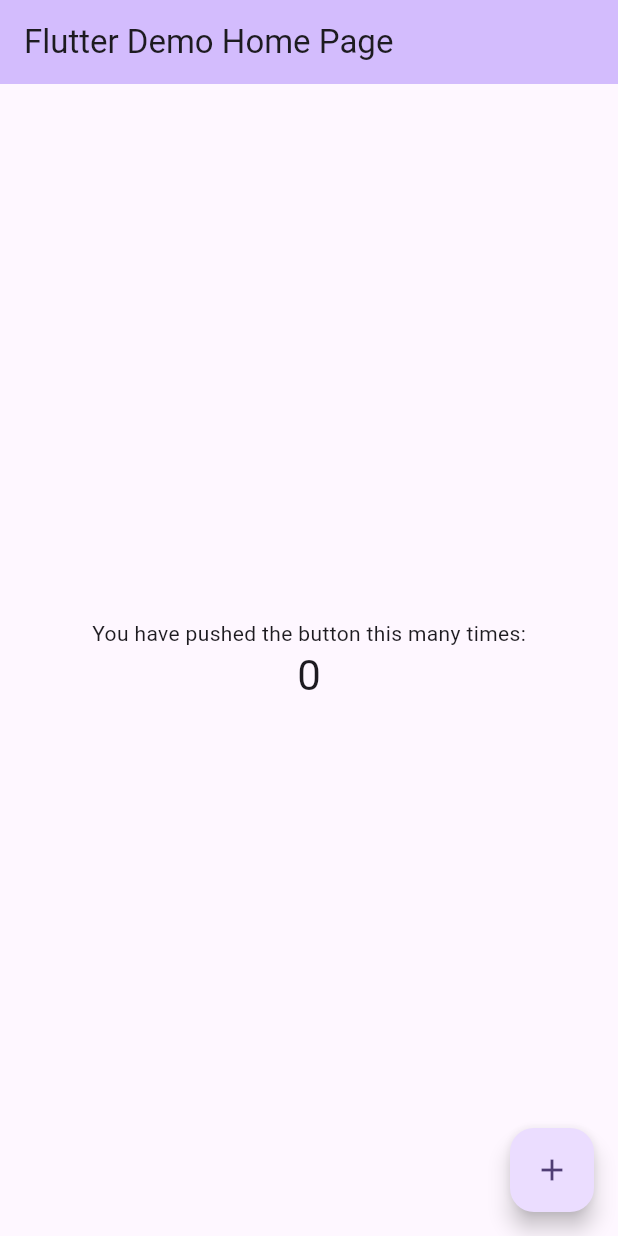
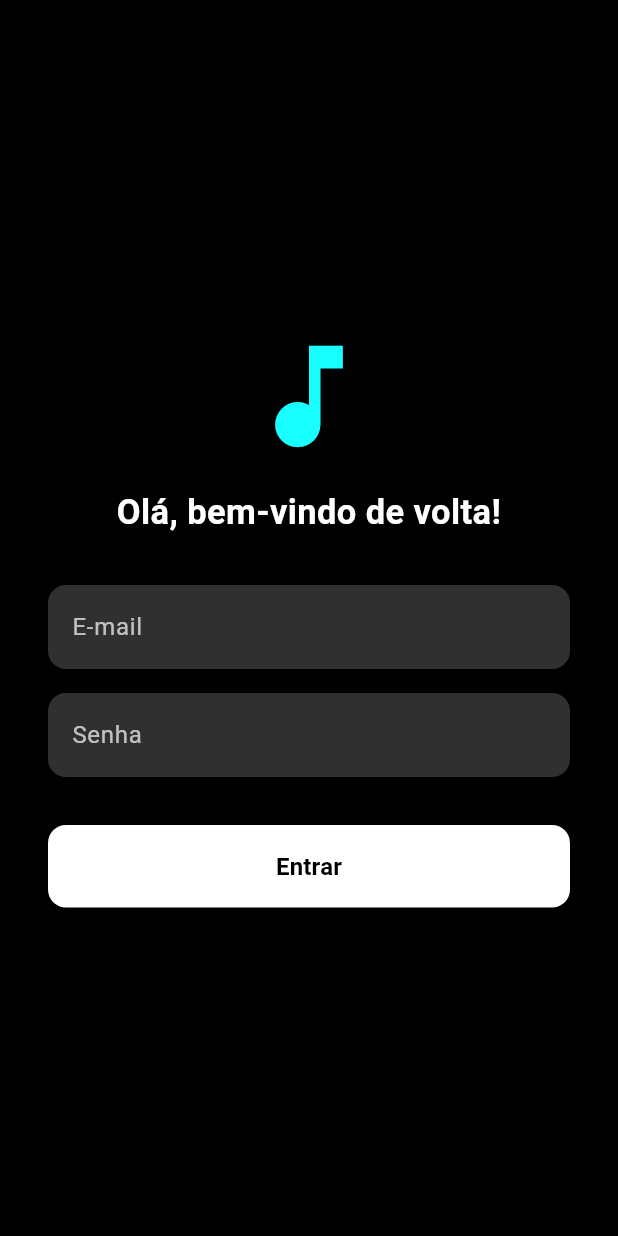
Before and after one commit to Murilo-Possamai/KMusic-H, a Flutter app: the screen it shows after launch, on a phone screen of 412 x 824 dp. Run offline on Flutter 3.47's test engine with Material 3 defaults, Android fonts, the phone set to English and light mode, and no system bars; our stand-ins replace firebase_core; accounts and stored records are empty.

Commit message:
Add Firebase setup and basic login UI
Add FlutterFire configuration and initialize Firebase: add firebase.json, android/google-services.json, and generated lib/firebase_options.dart; enable com.google.gms.google-services plugin in app/build.gradle.kts and register plugin version in android/settings.gradle.kts. Initialize Firebase in main.dart (await Firebase.initializeApp) and switch app entry to a new LoginPage. Add a simple dark-themed login UI at lib/views/login_page.dart and add firebase_core dependency to pubspec.yaml.

```diff
--- a/kmusich/lib/main.dart
+++ b/kmusich/lib/main.dart
@@ -1,122 +1,27 @@
 import 'package:flutter/material.dart';
+import 'package:firebase_core/firebase_core.dart';
+import 'firebase_options.dart';
+import 'views/login_page.dart';
 
-void main() {
+void main() async {
+  WidgetsFlutterBinding.ensureInitialized();
+  await Firebase.initializeApp(
+    options: DefaultFirebaseOptions.currentPlatform,
+  );
   runApp(const MyApp());
 }
 
 class MyApp extends StatelessWidget {
   const MyApp({super.key});
 
-  // This widget is the root of your application.
   @override
   Widget build(BuildContext context) {
     return MaterialApp(
-      title: 'Flutter Demo',
+      title: 'KMusic',
       theme: ThemeData(
-        // This is the theme of your application.
-        //
-        // TRY THIS: Try running your application with "flutter run". You'll see
-        // the application has a purple toolbar. Then, without quitting the app,
-        // try changing the seedColor in the colorScheme below to Colors.green
-        // and then invoke "hot reload" (save your changes or press the "hot
-        // reload" button in a Flutter-supported IDE, or press "r" if you used
-        // the command line to start the app).
-        //
-        // Notice that the counter didn't reset back to zero; the application
-        // state is not lost during the reload. To reset the state, use hot
-        // restart instead.
-        //
-        // This works for code too, not just values: Most code changes can be
-        // tested with just a hot reload.
-        colorScheme: .fromSeed(seedColor: Colors.deepPurple),
+        colorScheme: ColorScheme.fromSeed(seedColor: const Color.fromARGB(255, 255, 255, 255)),
       ),
-      home: const MyHomePage(title: 'Flutter Demo Home Page'),
+      home: const LoginPage(),
     );
   }
 }
-
-class MyHomePage extends StatefulWidget {
-  const MyHomePage({super.key, required this.title});
-
-  // This widget is the home page of your application. It is stateful, meaning
-  // that it has a State object (defined below) that contains fields that affect
-  // how it looks.
-
-  // This class is the configuration for the state. It holds the values (in this
-  // case the title) provided by the parent (in this case the App widget) and
-  // used by the build method of the State. Fields in a Widget subclass are
-  // always marked "final".
-
-  final String title;
-
-  @override
-  State<MyHomePage> createState() => _MyHomePageState();
-}
-
-class _MyHomePageState extends State<MyHomePage> {
-  int _counter = 0;
-
-  void _incrementCounter() {
-    setState(() {
-      // This call to setState tells the Flutter framework that something has
-      // changed in this State, which causes it to rerun the build method below
-      // so that the display can reflect the updated values. If we changed
-      // _counter without calling setState(), then the build method would not be
-      // called again, and so nothing would appear to happen.
-      _counter++;
-    });
-  }
-
-  @override
-  Widget build(BuildContext context) {
-    // This method is rerun every time setState is called, for instance as done
-    // by the _incrementCounter method above.
-    //
-    // The Flutter framework has been optimized to make rerunning build methods
-    // fast, so that you can just rebuild anything that needs updating rather
-    // than having to individually change instances of widgets.
-    return Scaffold(
-      appBar: AppBar(
-        // TRY THIS: Try changing the color here to a specific color (to
-        // Colors.amber, perhaps?) and trigger a hot reload to see the AppBar
-        // change color while the other colors stay the same.
-        backgroundColor: Theme.of(context).colorScheme.inversePrimary,
-        // Here we take the value from the MyHomePage object that was created by
-        // the App.build method, and use it to set our appbar title.
-        title: Text(widget.title),
-      ),
-      body: Center(
-        // Center is a layout widget. It takes a single child and positions it
-        // in the middle of the parent.
-        child: Column(
-          // Column is also a layout widget. It takes a list of children and
-          // arranges them vertically. By default, it sizes itself to fit its
-          // children horizontally, and tries to be as tall as its parent.
-          //
-          // Column has various properties to control how it sizes itself and
-          // how it positions its children. Here we use mainAxisAlignment to
-          // center the children vertically; the main axis here is the vertical
-          // axis because Columns are vertical (the cross axis would be
-          // horizontal).
-          //
-          // TRY THIS: Invoke "debug painting" (choose the "Toggle Debug Paint"
-          // action in the IDE, or press "p" in the console), to see the
-          // wireframe for each widget.
-          mainAxisAlignment: .center,
-          children: [
-            const Text('You have pushed the button this many times:'),
-            Text(
-              '$_counter',
-              style: Theme.of(context).textTheme.headlineMedium,
-            ),
-          ],
-        ),
-      ),
-      floatingActionButton: FloatingActionButton(
-        onPressed: _incrementCounter,
-        tooltip: 'Increment',
-        child: const Icon(Icons.add),
-      ),
-    );
-  }
-}
--- /dev/null
+++ b/kmusich/lib/views/login_page.dart
@@ -0,0 +1,88 @@
+import 'package:flutter/material.dart';
+
+class LoginPage extends StatelessWidget {
+  const LoginPage({super.key});
+
+  @override
+  Widget build(BuildContext context) {
+    return Scaffold(
+      backgroundColor: Colors.black,
+      body: Center(
+        child: SingleChildScrollView(
+          padding: const EdgeInsets.symmetric(horizontal: 32, vertical: 48),
+          child: Column(
+            mainAxisAlignment: MainAxisAlignment.center,
+            crossAxisAlignment: CrossAxisAlignment.center,
+            children: [
+              const Icon(Icons.music_note, size: 90, color: Colors.cyanAccent),
+              const SizedBox(height: 16),
+              const Text(
+                "Olá, bem-vindo de volta!",
+                textAlign: TextAlign.center,
+                style: TextStyle(
+                  fontSize: 23,
+                  fontWeight: FontWeight.bold,
+                  color: Colors.white,
+                ),
+              ),
+              const SizedBox(height: 32),
+              TextField(
+                keyboardType: TextInputType.emailAddress,
+                style: const TextStyle(color: Colors.white),
+                decoration: InputDecoration(
+                  labelText: "E-mail",
+                  labelStyle: const TextStyle(color: Colors.white70),
+                  hintText: "mail@mail.com",
+                  hintStyle: const TextStyle(color: Colors.white38),
+                  filled: true,
+                  fillColor: Colors.grey[850],
+                  border: OutlineInputBorder(
+                    borderRadius: BorderRadius.circular(12),
+                    borderSide: BorderSide.none,
+                  ),
+                ),
+              ),
+              const SizedBox(height: 16),
+              TextField(
+                keyboardType: TextInputType.visiblePassword,
+                obscureText: true,
+                style: const TextStyle(color: Colors.white),
+                decoration: InputDecoration(
+                  labelText: "Senha",
+                  labelStyle: const TextStyle(color: Colors.white70),
+                  hintText: "Digite sua senha...",
+                  hintStyle: const TextStyle(color: Colors.white38),
+                  filled: true,
+                  fillColor: Colors.grey[850],
+                  border: OutlineInputBorder(
+                    borderRadius: BorderRadius.circular(12),
+                    borderSide: BorderSide.none,
+                  ),
+                ),
+              ),
+              const SizedBox(height: 32),
+              SizedBox(
+                width: double.infinity,
+                child: ElevatedButton(
+                  onPressed: () {},
+                  style: ElevatedButton.styleFrom(
+                    padding: const EdgeInsets.symmetric(vertical: 16),
+                    backgroundColor: Colors.white,
+                    foregroundColor: Colors.black,
+                    shape: RoundedRectangleBorder(
+                      borderRadius: BorderRadius.circular(12),
+                    ),
+                  ),
+                  child: const Text(
+                    'Entrar',
+                    style: TextStyle(fontSize: 16, fontWeight: FontWeight.bold),
+                  ),
+                ),
+              ),
+            ],
+          ),
+        ),
+      ),
+    );
+  }
+}
--- a/kmusich/pubspec.yaml
+++ b/kmusich/pubspec.yaml
@@ -34,6 +34,7 @@ dependencies:
   # The following adds the Cupertino Icons font to your application.
   # Use with the CupertinoIcons class for iOS style icons.
   cupertino_icons: ^1.0.8
+  firebase_core: ^4.11.0
 
 dev_dependencies:
   flutter_test:
```
Also changed, not shown: kmusich/firebase.json (added), kmusich/lib/firebase_options.dart (added), 3 other files.
